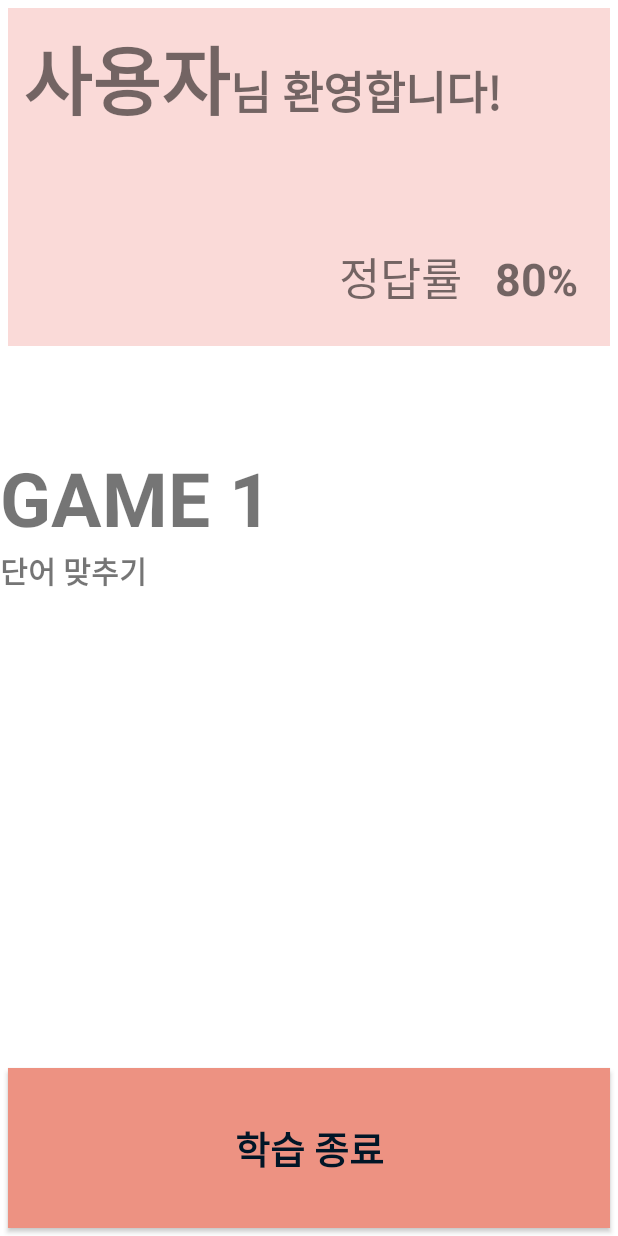
After one commit to poketred12/Humanities_Project, an Android app: the layout main.xml on its own in the app's theme, with its tools: preview values and no code run, on a phone screen of 412 x 824 dp. The commit adds this screen. Run offline under Robolectric (Android 15) with nearby library versions, the phone set to English and light mode, and no system bars.

Commit message:
메인화면 기능버튼 구성 전

```diff
--- /dev/null
+++ b/app/src/main/res/layout/main.xml
@@ -0,0 +1,157 @@
+<?xml version="1.0" encoding="utf-8"?>
+<LinearLayout xmlns:android="http://schemas.android.com/apk/res/android"
+    android:layout_width="match_parent"
+    android:layout_height="match_parent"
+    android:orientation="vertical"
+    android:background="#FFFFFF">
+
+    <LinearLayout
+        android:layout_width="match_parent"
+        android:layout_height="match_parent"
+        android:layout_weight="5"
+        android:background="#FADAD8"
+        android:orientation="vertical"
+        android:layout_margin="5dp"
+
+        >
+        <LinearLayout
+            android:layout_width="match_parent"
+            android:layout_height="match_parent"
+            android:layout_weight="1"
+            android:layout_margin="10dp">
+            <TextView
+                android:layout_width="wrap_content"
+                android:layout_height="wrap_content"
+                android:text="사용자"
+                android:textStyle="bold"
+                android:textSize="50dp"/>
+            <TextView
+                android:layout_width="match_parent"
+                android:layout_height="wrap_content"
+                android:text="님 환영합니다!"
+                android:textStyle="bold"
+                android:textSize="30dp"/>
+        </LinearLayout>
+        <LinearLayout
+            android:layout_width="match_parent"
+            android:layout_height="match_parent"
+            android:layout_weight="2"
+            android:layout_margin="6dp"
+            android:gravity="right">
+
+            <TextView
+                android:layout_width="wrap_content"
+                android:layout_height="wrap_content"
+                android:text="정답률   "
+                android:textSize="30dp"/>
+
+            <TextView
+                android:layout_width="wrap_content"
+                android:layout_height="wrap_content"
+                android:text="80"
+                android:textSize="30dp"
+                android:textStyle="bold"/>
+
+            <TextView
+                android:layout_width="wrap_content"
+                android:layout_height="wrap_content"
+                android:text="%"
+                android:textSize="28dp"
+                android:textStyle="bold"
+                android:layout_marginRight="15dp"/>
+
+        </LinearLayout>
+
+
+    </LinearLayout>
+
+    <TableLayout
+        android:layout_width="match_parent"
+        android:layout_height="match_parent"
+        android:layout_weight="3"
+        android:weightSum="3">
+        <TableRow
+            android:layout_weight="1">
+
+            <LinearLayout
+                android:layout_weight="1"
+                android:layout_width="match_parent"
+                android:layout_height="match_parent"
+                android:orientation="vertical"
+                android:gravity="center">
+                <TextView
+                    android:layout_width="match_parent"
+                    android:layout_height="wrap_content"
+                    android:text="GAME 1"
+                    android:textSize="50dp"
+                    android:textStyle="bold" />
+                <TextView
+                    android:layout_width="match_parent"
+                    android:layout_height="wrap_content"
+                    android:text="단어 맞추기"
+                    android:textSize="20dp"
+                    android:textStyle="bold"/>
+            </LinearLayout>
+
+            <LinearLayout
+                android:layout_weight="1"
+                android:layout_width="match_parent"
+                android:layout_height="match_parent"
+                android:orientation="vertical">
+
+            </LinearLayout>
+        </TableRow>
+        <TableRow
+            android:layout_weight="1">
+            <LinearLayout
+                android:layout_weight="1"
+                android:layout_width="match_parent"
+                android:layout_height="match_parent"
+                android:orientation="vertical">
+
+            </LinearLayout>
+
+            <LinearLayout
+                android:layout_weight="1"
+                android:layout_width="match_parent"
+                android:layout_height="match_parent"
+                android:orientation="vertical">
+
+            </LinearLayout>
+
+        </TableRow>
+        <TableRow
+            android:layout_weight="1">
+            <LinearLayout
+                android:layout_weight="1"
+                android:layout_width="match_parent"
+                android:layout_height="match_parent"
+                android:orientation="vertical">
+
+            </LinearLayout>
+
+            <LinearLayout
+                android:layout_weight="1"
+                android:layout_width="match_parent"
+                android:layout_height="match_parent"
+                android:orientation="vertical">
+
+            </LinearLayout>
+
+        </TableRow>
+
+    </TableLayout>
+
+    <Button
+        android:layout_width="match_parent"
+        android:layout_height="match_parent"
+        android:layout_weight="6"
+        android:text="학습 종료"
+        android:textSize="25dp"
+        android:textStyle="bold"
+        android:textColor="#011627"
+        android:background="#ED9282"
+        android:layout_margin="5dp">
+
+    </Button>
+</LinearLayout>
--- a/app/src/main/res/xml/rounded_edit_text.xml
+++ b/app/src/main/res/xml/rounded_edit_text.xml
@@ -2,7 +2,7 @@
     <item>
         <shape android:shape="rectangle">
             <solid android:color="#ffffff"/>
-            <corners android:radius="5dp" />
+            <corners android:radius="3dp" />
             <stroke
                 android:width="2dp"
                 android:color="#444f59"
```
Also changed, not shown: app/src/main/res/drawable/game1.png (added).
